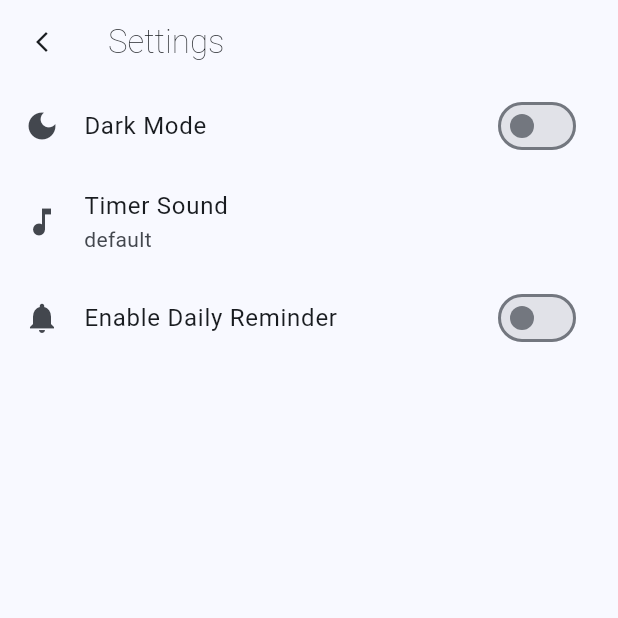
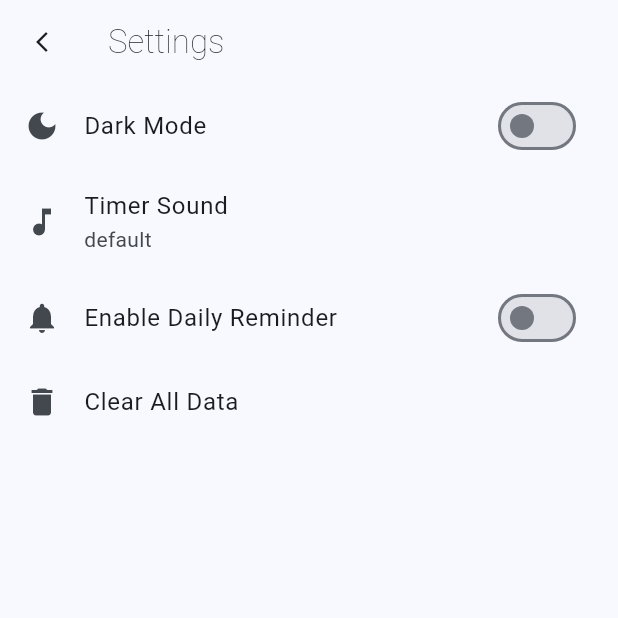
Before and after one commit to AhmadMahdaly/Focus_tracker, a Flutter app: the SettingsScreen screen opened directly, on a phone screen of 412 x 824 dp, the top half of it. Run offline on Flutter 3.47's test engine with Material 3 defaults, Android fonts, the phone set to English and light mode, and no system bars; our stand-ins replace audioplayers, bloc, fl_chart, flutter_bloc, flutter_local_notifications, hive and 4 more; missing offline and left inert: flutter_foreground_task; accounts and stored records are empty.

Commit message:
Add option to clear all data in Settings screen with confirmation message

```diff
--- a/lib/screens/settings_screen.dart
+++ b/lib/screens/settings_screen.dart
@@ -1,6 +1,8 @@
 import 'package:flutter/material.dart';
 import 'package:flutter_bloc/flutter_bloc.dart';
 import 'package:focus_tracker/cubit/setting_cubit/setting_cubit.dart';
+import 'package:focus_tracker/cubit/stats_cubit/stats_cubit.dart';
+import 'package:focus_tracker/cubit/task_manegment_cubit/task_manegment_cubit.dart';
 import 'package:focus_tracker/providers/theme_provider.dart';
 import 'package:focus_tracker/services/notification_service.dart';
 import 'package:focus_tracker/widgets/leading_icon.dart';
@@ -77,6 +79,19 @@ class _SettingsScreenState extends State<SettingsScreen> {
                   },
                 ),
               ),
+              ListTile(
+                leading: const Icon(Icons.delete),
+                title: const Text("Clear All Data"),
+
+                onTap: () {
+                  context
+                    ..read<StatsCubit>().resetAllData()
+                    ..read<TaskManegmentCubit>().deleteAllTasks();
+                  ScaffoldMessenger.of(context).showSnackBar(
+                    const SnackBar(content: Text("All data has been cleared")),
+                  );
+                },
+              ),
             ],
           ),
         );
```
